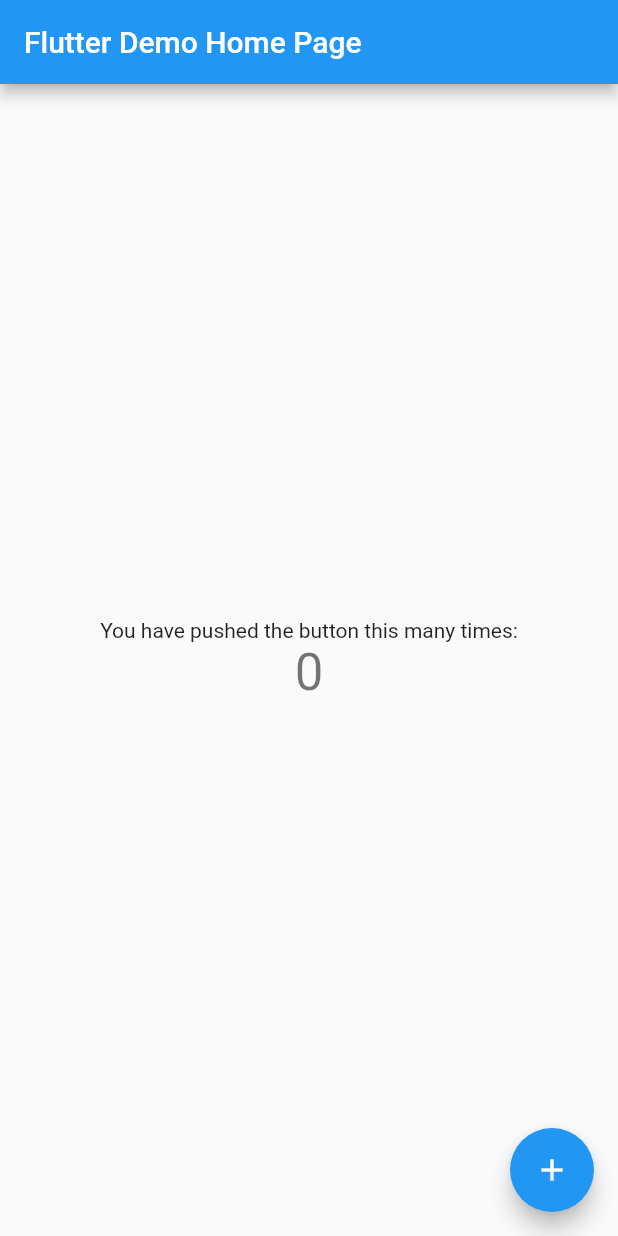
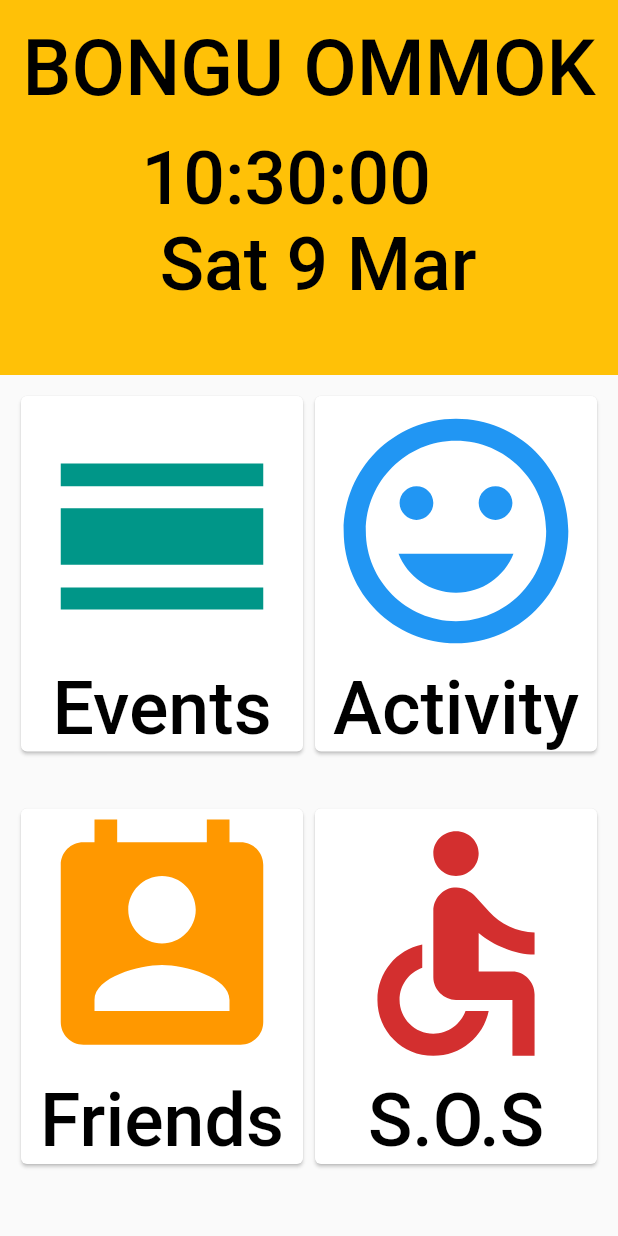
Before and after one commit to TeamDoubleHelix/OPA, a Flutter app: the screen it shows after launch, on a phone screen of 412 x 824 dp. Run offline on Flutter 3.47's test engine with Material 2 defaults, Android fonts, the phone set to English and light mode, and no system bars.

Commit message:
meet and greet

```diff
--- /dev/null
+++ b/lib/button.dart
@@ -0,0 +1,41 @@
+import 'package:flutter/material.dart';
+
+class MyButton extends StatelessWidget {
+  MyButton(this.myIcon, this.myIconColour, this.buttonName, this.longTrue, this.callback);
+
+final VoidCallback callback;
+  final bool longTrue;
+  final IconData myIcon;
+  final Color myIconColour;
+  final String buttonName;
+  @override
+  Widget build(BuildContext context) {
+    return InkWell(
+
+         onLongPress:  longTrue ? callback : (){},
+        onTap:   !longTrue ? callback : (){},
+          child: Card(
+
+        child: Column(
+          mainAxisSize: MainAxisSize.min,
+          mainAxisAlignment: MainAxisAlignment.center,
+          children: <Widget>[
+            Icon(
+
+              myIcon,
+              size: 180,
+              color: myIconColour,
+            ),
+            Text(
+
+              buttonName,
+
+              style: Theme.of(context).textTheme.body2,
+              textScaleFactor: 3.5,
+            )
+          ],
+        ),
+      ),
+    );
+  }
+}
--- /dev/null
+++ b/lib/homeScreen.dart
@@ -0,0 +1,69 @@
+import 'package:flutter/material.dart';
+import 'package:opa/button.dart';
+import 'package:intl/intl.dart';
+
+
+class HomeScreen extends StatefulWidget {
+  @override
+  _HomeScreenState createState() => _HomeScreenState();
+}
+
+class _HomeScreenState extends State<HomeScreen> {
+
+static var now = new DateTime.now();
+String formattedDate = DateFormat('kk:mm:ss \n EEE d MMM').format(now);
+@override
+  void setState(fn) {
+    // TODO: implement setState
+    super.setState(fn);
+
+  }
+  @override
+  Widget build(BuildContext context) {
+    return Column(
+      children: <Widget>[
+        Container(
+
+
+          child: Column(
+            children: <Widget>[
+              Padding(
+                padding: const EdgeInsets.all(15.0),
+                child: Text(
+
+             "BONGU OMMOK",
+
+                style: Theme.of(context).textTheme.body2,
+                textScaleFactor: 3.7,
+            ),
+              ),
+              Text(
+
+              formattedDate,
+
+              style: Theme.of(context).textTheme.body2,
+              textScaleFactor: 3.5,
+            ),
+            ],
+          ),
+          decoration: BoxDecoration(color: Colors.amber),
+          height: 250.0,
+          width: double.infinity,
+        ),
+        GridView.count(
+          mainAxisSpacing: 30.0,
+          padding: EdgeInsets.all(10.0),
+          shrinkWrap: true,
+          crossAxisCount: 2,
+          childAspectRatio: 0.8,
+          children: <Widget>[
+            MyButton(Icons.calendar_view_day, Colors.teal, 'Events',false, (){}),
+            MyButton(Icons.insert_emoticon, Colors.blue, 'Activity',false, (){}),
+            MyButton(Icons.perm_contact_calendar, Colors.orange,'Friends',false, (){}),
+            MyButton(Icons.accessible, Colors.red[700], 'S.O.S',true, (){}),
+          ],
+        ),
+      ],
+    );
+  }
+}
--- a/lib/main.dart
+++ b/lib/main.dart
@@ -1,111 +1,26 @@
 import 'package:flutter/material.dart';
+import 'package:flutter/services.dart';
+import 'package:opa/homeScreen.dart';
 
-void main() => runApp(MyApp());
+void main() {
+  runApp(MyApp());
+  SystemChrome.setEnabledSystemUIOverlays([]);
+}
 
 class MyApp extends StatelessWidget {
-  // This widget is the root of your application.
   @override
   Widget build(BuildContext context) {
     return MaterialApp(
-      title: 'Flutter Demo',
       theme: ThemeData(
-        // This is the theme of your application.
-        //
-        // Try running your application with "flutter run". You'll see the
-        // application has a blue toolbar. Then, without quitting the app, try
-        // changing the primarySwatch below to Colors.green and then invoke
-        // "hot reload" (press "r" in the console where you ran "flutter run",
-        // or simply save your changes to "hot reload" in a Flutter IDE).
-        // Notice that the counter didn't reset back to zero; the application
-        // is not restarted.
-        primarySwatch: Colors.blue,
+        textTheme: TextTheme(
+
+         body2: TextStyle(color: Colors.black) ,
+        )
       ),
-      home: MyHomePage(title: 'Flutter Demo Home Page'),
+      debugShowCheckedModeBanner: false,
+      home: Scaffold(
+        body: HomeScreen(),
+      ),
     );
   }
 }
-
-class MyHomePage extends StatefulWidget {
-  MyHomePage({Key key, this.title}) : super(key: key);
-
-  // This widget is the home page of your application. It is stateful, meaning
-  // that it has a State object (defined below) that contains fields that affect
-  // how it looks.
-
-  // This class is the configuration for the state. It holds the values (in this
-  // case the title) provided by the parent (in this case the App widget) and
-  // used by the build method of the State. Fields in a Widget subclass are
-  // always marked "final".
-
-  final String title;
-
-  @override
-  _MyHomePageState createState() => _MyHomePageState();
-}
-
-class _MyHomePageState extends State<MyHomePage> {
-  int _counter = 0;
-
-  void _incrementCounter() {
-    setState(() {
-      // This call to setState tells the Flutter framework that something has
-      // changed in this State, which causes it to rerun the build method below
-      // so that the display can reflect the updated values. If we changed
-      // _counter without calling setState(), then the build method would not be
-      // called again, and so nothing would appear to happen.
-      _counter++;
-    });
-  }
-
-  @override
-  Widget build(BuildContext context) {
-    // This method is rerun every time setState is called, for instance as done
-    // by the _incrementCounter method above.
-    //
-    // The Flutter framework has been optimized to make rerunning build methods
-    // fast, so that you can just rebuild anything that needs updating rather
-    // than having to individually change instances of widgets.
-    return Scaffold(
-      appBar: AppBar(
-        // Here we take the value from the MyHomePage object that was created by
-        // the App.build method, and use it to set our appbar title.
-        title: Text(widget.title),
-      ),
-      body: Center(
-        // Center is a layout widget. It takes a single child and positions it
-        // in the middle of the parent.
-        child: Column(
-          // Column is also layout widget. It takes a list of children and
-          // arranges them vertically. By default, it sizes itself to fit its
-          // children horizontally, and tries to be as tall as its parent.
-          //
-          // Invoke "debug painting" (press "p" in the console, choose the
-          // "Toggle Debug Paint" action from the Flutter Inspector in Android
-          // Studio, or the "Toggle Debug Paint" command in Visual Studio Code)
-          // to see the wireframe for each widget.
-          //
-          // Column has various properties to control how it sizes itself and
-          // how it positions its children. Here we use mainAxisAlignment to
-          // center the children vertically; the main axis here is the vertical
-          // axis because Columns are vertical (the cross axis would be
-          // horizontal).
-          mainAxisAlignment: MainAxisAlignment.center,
-          children: <Widget>[
-            Text(
-              'You have pushed the button this many times:',
-            ),
-            Text(
-              '$_counter',
-              style: Theme.of(context).textTheme.display1,
-            ),
-          ],
-        ),
-      ),
-      floatingActionButton: FloatingActionButton(
-        onPressed: _incrementCounter,
-        tooltip: 'Increment',
-        child: Icon(Icons.add),
-      ), // This trailing comma makes auto-formatting nicer for build methods.
-    );
-  }
-}
--- a/pubspec.yaml
+++ b/pubspec.yaml
@@ -23,6 +23,7 @@
   # The following adds the Cupertino Icons font to your application.
   # Use with the CupertinoIcons class for iOS style icons.
   cupertino_icons: ^0.1.2
+  intl: 0.15.7
 
 dev_dependencies:
   flutter_test:
```
Also changed, not shown: pubspec.lock.
